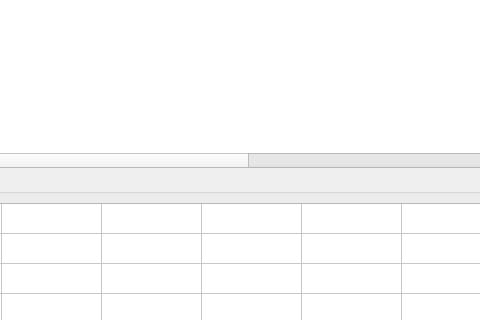
Before: the Qt Designer form ui/income_list.ui in picacat/pymedical, drawn with Qt 5; both pictures show x 240 to 720 and y 404 to 724 of the 1142 by 816 pixel window.
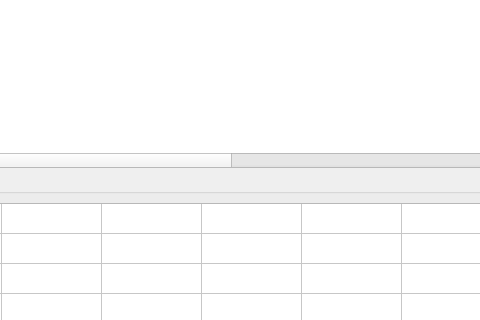
After: the same form once the commit is applied. Icons and pictures are not drawn.

The edit to the form file:
```diff
--- a/ui/income_list.ui
+++ b/ui/income_list.ui
@@ -203,6 +203,11 @@
           <string>實收現金</string>
          </property>
         </column>
+        <column>
+         <property name="text">
+          <string>收費方式</string>
+         </property>
+        </column>
         <column>
          <property name="text">
           <string>掛號者</string>
```
